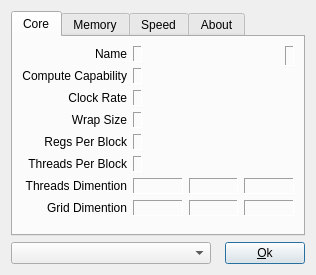
Qt form ui/czdialog.ui (spainnoobperez/cuda-z) before a commit.
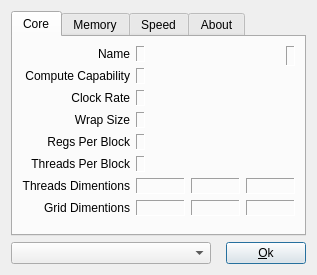
The same form after that commit. Icons and pictures are not drawn.

```diff
--- a/ui/czdialog.ui
+++ b/ui/czdialog.ui
@@ -5,7 +5,7 @@
    <rect>
     <x>0</x>
     <y>0</y>
-    <width>316</width>
+    <width>317</width>
     <height>275</height>
    </rect>
   </property>
@@ -27,7 +27,7 @@
        <rect>
         <x>0</x>
         <y>0</y>
-        <width>292</width>
+        <width>293</width>
         <height>197</height>
        </rect>
       </property>
@@ -235,7 +235,7 @@
        <item row="6" column="0" >
         <widget class="QLabel" name="labelThreadsDim" >
          <property name="text" >
-          <string>Threads Dimention</string>
+          <string>Threads Dimentions</string>
          </property>
          <property name="alignment" >
           <set>Qt::AlignRight|Qt::AlignTrailing|Qt::AlignVCenter</set>
@@ -327,7 +327,7 @@
        <item row="7" column="0" >
         <widget class="QLabel" name="labelGridDim" >
          <property name="text" >
-          <string>Grid Dimention</string>
+          <string>Grid Dimentions</string>
          </property>
          <property name="alignment" >
           <set>Qt::AlignRight|Qt::AlignTrailing|Qt::AlignVCenter</set>
```
Left out of the diff: 6 changed lines with no effect on the pictures.
